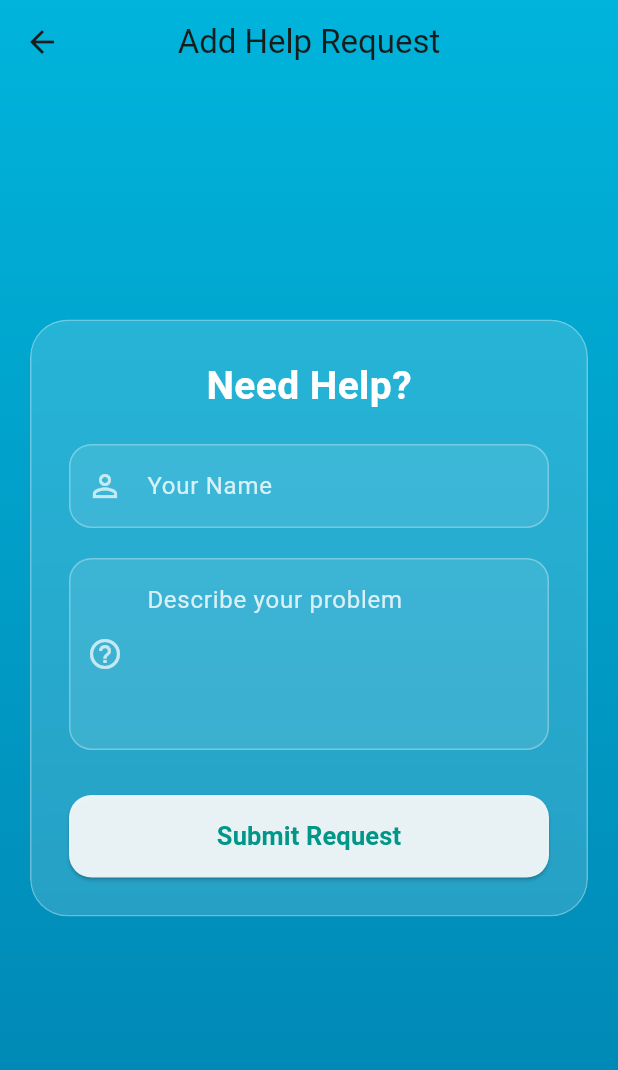
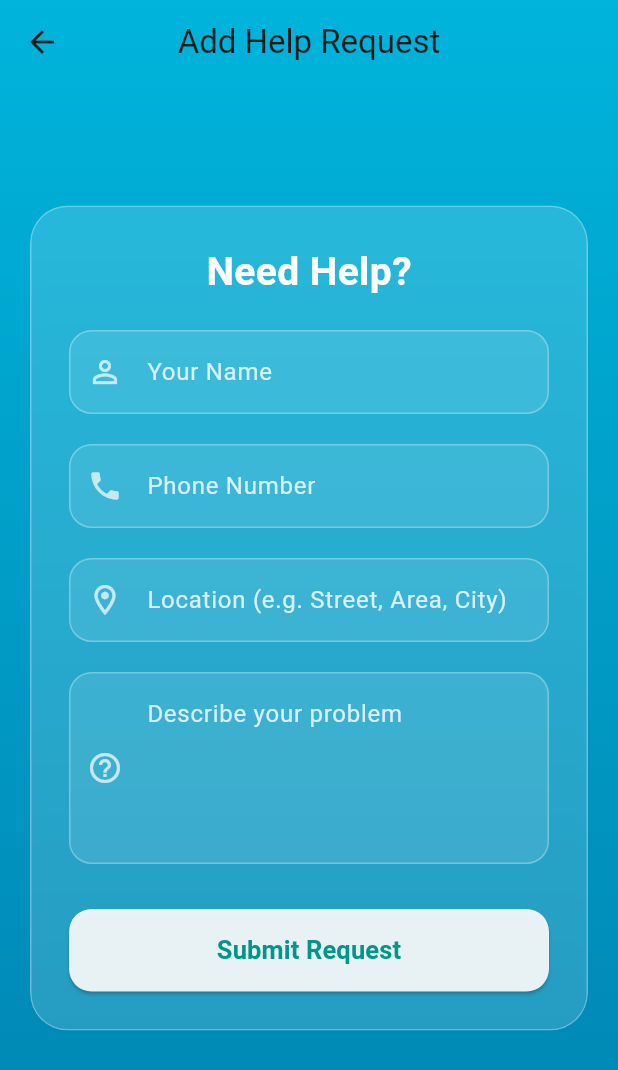
Before and after one commit to muhammadhassanmahar/Nearby-Helper-App, a Flutter app: the AddRequestScreen screen opened by its route, on a phone screen of 412 x 824 dp. Shown: the top 1070 px of the screen. Run offline on Flutter 3.47's test engine with Material 3 defaults, Android fonts, the phone set to English and light mode, and no system bars; network calls fail.

Commit message:
Updated: <yaha update ka short note likho>

```diff
--- a/lib/screens/add_request_screen.dart
+++ b/lib/screens/add_request_screen.dart
@@ -14,6 +14,9 @@ class _AddRequestScreenState extends State<AddRequestScreen>
   final _formKey = GlobalKey<FormState>();
   final TextEditingController _nameController = TextEditingController();
   final TextEditingController _descController = TextEditingController();
+  final TextEditingController _phoneController = TextEditingController();
+  final TextEditingController _locationController = TextEditingController();
+
   bool isLoading = false;
   late AnimationController _controller;
   late Animation<double> _scaleAnimation;
@@ -38,6 +41,8 @@ class _AddRequestScreenState extends State<AddRequestScreen>
       final requestData = {
         'name': _nameController.text.trim(),
         'description': _descController.text.trim(),
+        'phone': _phoneController.text.trim(),
+        'location': _locationController.text.trim(),
       };
 
       await ApiService.addRequest(requestData);
@@ -78,6 +83,8 @@ class _AddRequestScreenState extends State<AddRequestScreen>
     _controller.dispose();
     _nameController.dispose();
     _descController.dispose();
+    _phoneController.dispose();
+    _locationController.dispose();
     super.dispose();
   }
 
@@ -121,6 +128,7 @@ class _AddRequestScreenState extends State<AddRequestScreen>
                     ),
                     child: Form(
                       key: _formKey,
+                      child: SingleChildScrollView(
                         child: Column(
                           mainAxisSize: MainAxisSize.min,
                           children: [
@@ -133,12 +141,29 @@ class _AddRequestScreenState extends State<AddRequestScreen>
                               ),
                             ),
                             const SizedBox(height: 20),
+
                             _buildTextField(
                               controller: _nameController,
                               hint: "Your Name",
                               icon: Icons.person_outline,
                             ),
                             const SizedBox(height: 20),
+
+                            _buildTextField(
+                              controller: _phoneController,
+                              hint: "Phone Number",
+                              icon: Icons.phone,
+                              keyboardType: TextInputType.phone,
+                            ),
+                            const SizedBox(height: 20),
+
+                            _buildTextField(
+                              controller: _locationController,
+                              hint: "Location (e.g. Street, Area, City)",
+                              icon: Icons.location_on_outlined,
+                            ),
+                            const SizedBox(height: 20),
+
                             _buildTextField(
                               controller: _descController,
                               hint: "Describe your problem",
@@ -155,7 +180,8 @@ class _AddRequestScreenState extends State<AddRequestScreen>
                                 child: ElevatedButton(
                                   onPressed: isLoading ? null : _submitRequest,
                                   style: ElevatedButton.styleFrom(
-                                  backgroundColor: Colors.white.withValues(alpha: 0.9),
+                                    backgroundColor:
+                                        Colors.white.withValues(alpha: 0.9),
                                     shape: RoundedRectangleBorder(
                                       borderRadius: BorderRadius.circular(15),
                                     ),
@@ -184,6 +210,7 @@ class _AddRequestScreenState extends State<AddRequestScreen>
                 ),
               ),
             ),
+          ),
         ],
       ),
     );
@@ -194,10 +221,12 @@ class _AddRequestScreenState extends State<AddRequestScreen>
     required String hint,
     required IconData icon,
     int maxLines = 1,
+    TextInputType keyboardType = TextInputType.text,
   }) {
     return TextFormField(
       controller: controller,
       maxLines: maxLines,
+      keyboardType: keyboardType,
       validator: (value) =>
           value == null || value.isEmpty ? 'Please fill this field' : null,
       style: const TextStyle(color: Colors.white, fontSize: 16),
```
Lines whose indentation alone changed are shown as unchanged.
